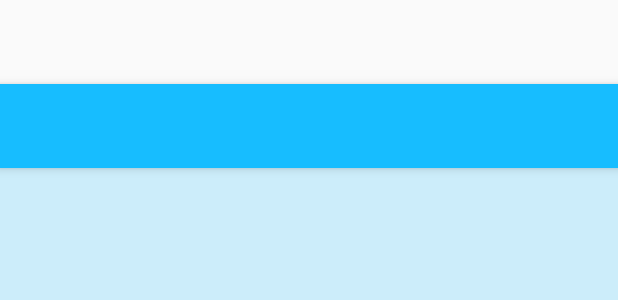
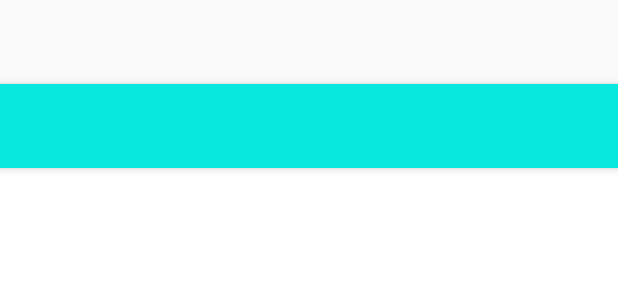
Before and after one commit to corven/TestMed, an Android app: the layout activity_current_news.xml on its own in the app's theme, with its tools: preview values and no code run, on a phone screen of 412 x 824 dp. Shown: the top 300 px of the screen. Run offline under Robolectric (Android 15) with nearby library versions, the phone set to English and light mode, and no system bars; network calls fail.

Commit message:
Изменение размера шрифта и кнопок нижней панели. Изменение фона.

```diff
--- a/app/src/main/res/values/colors.xml
+++ b/app/src/main/res/values/colors.xml
@@ -1,7 +1,7 @@
 <?xml version="1.0" encoding="utf-8"?>
 <resources>
-    <color name="colorPrimary">#17BDFF</color>
-    <color name="colorPrimaryDark">#17BDFF</color>
-    <color name="colorAccent">#FF4081</color>
-    <color name="colorBackground">#CCEDFA</color>
+    <color name="colorPrimary">#08E8DE</color>
+    <color name="colorPrimaryDark">#08E8DE</color>
+    <color name="colorAccent">#08E8DE</color>
+    <color name="colorBackground">#FFFFFF</color>
 </resources>
```
Also changed, not shown: app/src/main/res/layout/content_main.xml (+6 -4 lines), app/src/main/ic_left-web.png, app/src/main/ic_right-web.png, app/src/main/res/drawable/ic_left.png, app/src/main/res/drawable/ic_right.png.
